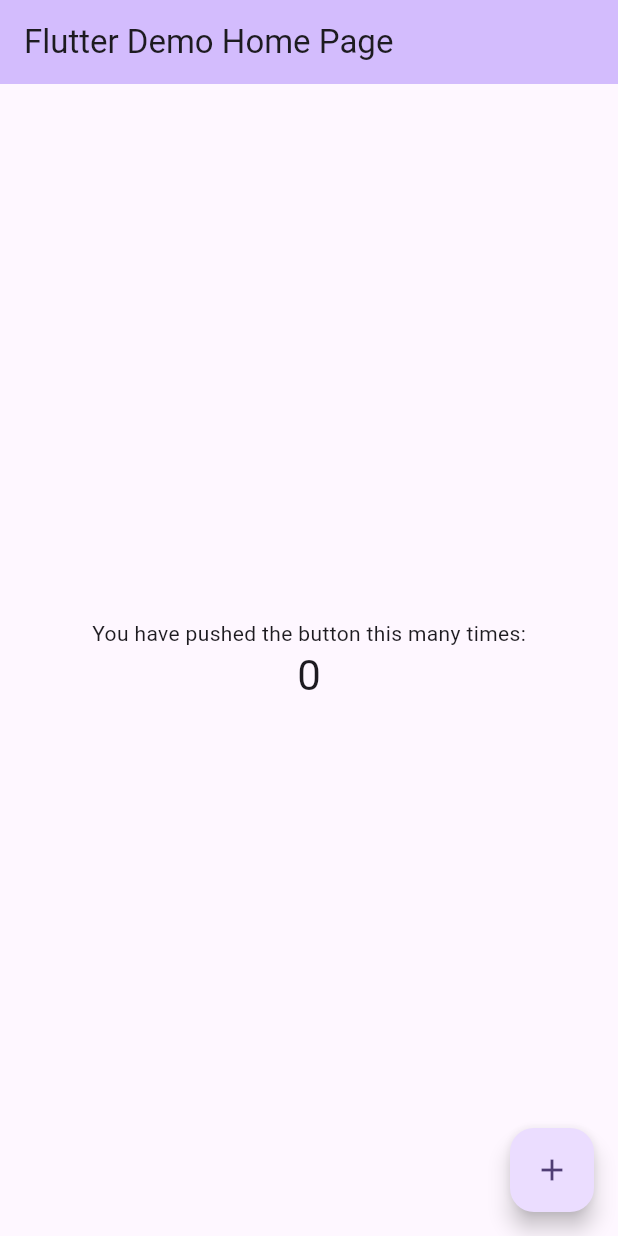
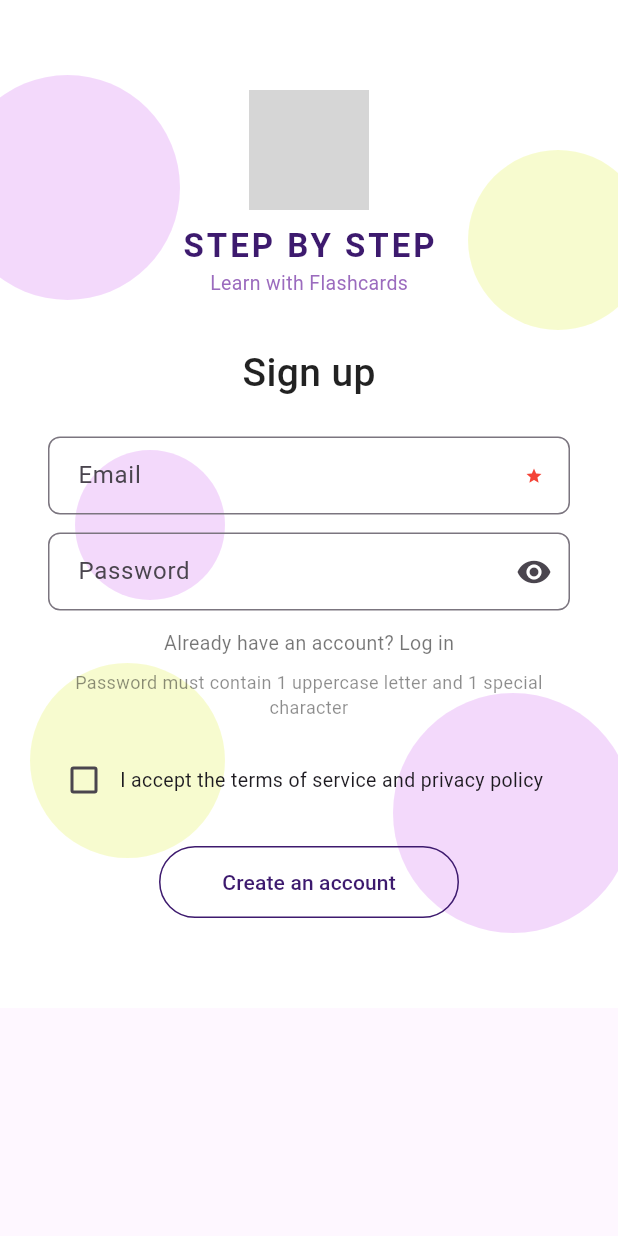
Before and after one commit to liorenline/Stepbystep-application, a Flutter app: the screen it shows after launch, on a phone screen of 412 x 824 dp. Run offline on Flutter 3.47's test engine with Material 3 defaults, Android fonts, the phone set to English and light mode, and no system bars; grey boxes are pictures that could not be loaded.

Commit message:
added sigh up screen

```diff
--- a/lib/main.dart
+++ b/lib/main.dart
@@ -1,4 +1,5 @@
 import 'package:flutter/material.dart';
+import 'pages/sign_up_screen.dart';
 
 void main() {
   runApp(const MyApp());
@@ -7,116 +8,16 @@ void main() {
 class MyApp extends StatelessWidget {
   const MyApp({super.key});
 
-  // This widget is the root of your application.
   @override
   Widget build(BuildContext context) {
     return MaterialApp(
-      title: 'Flutter Demo',
+      title: 'Step By Step',
+      debugShowCheckedModeBanner: false,
       theme: ThemeData(
-        // This is the theme of your application.
-        //
-        // TRY THIS: Try running your application with "flutter run". You'll see
-        // the application has a purple toolbar. Then, without quitting the app,
-        // try changing the seedColor in the colorScheme below to Colors.green
-        // and then invoke "hot reload" (save your changes or press the "hot
-        // reload" button in a Flutter-supported IDE, or press "r" if you used
-        // the command line to start the app).
-        //
-        // Notice that the counter didn't reset back to zero; the application
-        // state is not lost during the reload. To reset the state, use hot
-        // restart instead.
-        //
-        // This works for code too, not just values: Most code changes can be
-        // tested with just a hot reload.
-        colorScheme: .fromSeed(seedColor: Colors.deepPurple),
+        colorScheme: ColorScheme.fromSeed(seedColor: Color(0xFF3D1A6E)),
+        useMaterial3: true,
       ),
-      home: const MyHomePage(title: 'Flutter Demo Home Page'),
+      home: SignUpScreen(),
     );
   }
 }
-
-class MyHomePage extends StatefulWidget {
-  const MyHomePage({super.key, required this.title});
-
-  // This widget is the home page of your application. It is stateful, meaning
-  // that it has a State object (defined below) that contains fields that affect
-  // how it looks.
-
-  // This class is the configuration for the state. It holds the values (in this
-  // case the title) provided by the parent (in this case the App widget) and
-  // used by the build method of the State. Fields in a Widget subclass are
-  // always marked "final".
-
-  final String title;
-
-  @override
-  State<MyHomePage> createState() => _MyHomePageState();
-}
-
-class _MyHomePageState extends State<MyHomePage> {
-  int _counter = 0;
-
-  void _incrementCounter() {
-    setState(() {
-      // This call to setState tells the Flutter framework that something has
-      // changed in this State, which causes it to rerun the build method below
-      // so that the display can reflect the updated values. If we changed
-      // _counter without calling setState(), then the build method would not be
-      // called again, and so nothing would appear to happen.
-      _counter++;
-    });
-  }
-
-  @override
-  Widget build(BuildContext context) {
-    // This method is rerun every time setState is called, for instance as done
-    // by the _incrementCounter method above.
-    //
-    // The Flutter framework has been optimized to make rerunning build methods
-    // fast, so that you can just rebuild anything that needs updating rather
-    // than having to individually change instances of widgets.
-    return Scaffold(
-      appBar: AppBar(
-        // TRY THIS: Try changing the color here to a specific color (to
-        // Colors.amber, perhaps?) and trigger a hot reload to see the AppBar
-        // change color while the other colors stay the same.
-        backgroundColor: Theme.of(context).colorScheme.inversePrimary,
-        // Here we take the value from the MyHomePage object that was created by
-        // the App.build method, and use it to set our appbar title.
-        title: Text(widget.title),
-      ),
-      body: Center(
-        // Center is a layout widget. It takes a single child and positions it
-        // in the middle of the parent.
-        child: Column(
-          // Column is also a layout widget. It takes a list of children and
-          // arranges them vertically. By default, it sizes itself to fit its
-          // children horizontally, and tries to be as tall as its parent.
-          //
-          // Column has various properties to control how it sizes itself and
-          // how it positions its children. Here we use mainAxisAlignment to
-          // center the children vertically; the main axis here is the vertical
-          // axis because Columns are vertical (the cross axis would be
-          // horizontal).
-          //
-          // TRY THIS: Invoke "debug painting" (choose the "Toggle Debug Paint"
-          // action in the IDE, or press "p" in the console), to see the
-          // wireframe for each widget.
-          mainAxisAlignment: .center,
-          children: [
-            const Text('You have pushed the button this many times:'),
-            Text(
-              '$_counter',
-              style: Theme.of(context).textTheme.headlineMedium,
-            ),
-          ],
-        ),
-      ),
-      floatingActionButton: FloatingActionButton(
-        onPressed: _incrementCounter,
-        tooltip: 'Increment',
-        child: const Icon(Icons.add),
-      ),
-    );
-  }
-}
--- /dev/null
+++ b/lib/pages/sign_up_screen.dart
@@ -0,0 +1,187 @@
+import 'package:flutter/material.dart';
+
+class SignUpScreen extends StatefulWidget {
+  @override
+  _SignUpScreenState createState() => _SignUpScreenState();
+}
+
+class _SignUpScreenState extends State<SignUpScreen> {
+  final _emailController = TextEditingController();
+  final _passwordController = TextEditingController();
+  bool _obscurePassword = true;
+  bool _acceptedTerms = false;
+
+  @override
+  Widget build(BuildContext context) {
+    return Scaffold(
+      body: Container(
+        decoration: BoxDecoration(
+          color: Colors.white,
+        ),
+        child: Stack(
+          children: [
+            // Фонові кола
+            _buildBlob(top: 50, left: -30, color: Color(0xFFE8B4F8), size: 150),
+            _buildBlob(top: 100, right: -20, color: Color(0xFFF0F8A0), size: 120),
+            _buildBlob(bottom: 100, left: 20, color: Color(0xFFF0F8A0), size: 130),
+            _buildBlob(bottom: 50, right: -10, color: Color(0xFFE8B4F8), size: 160),
+            _buildBlob(top: 300, left: 50, color: Color(0xFFE8B4F8), size: 100),
+
+            // Контент
+            SafeArea(
+              child: SingleChildScrollView(
+                padding: EdgeInsets.symmetric(horizontal: 32, vertical: 20),
+                child: Column(
+                  children: [
+                    SizedBox(height: 40),
+
+                    // Логотип
+                    Image.asset('assets/logo.png', height: 80),
+                    SizedBox(height: 8),
+                    Text(
+                      'STEP BY STEP',
+                      style: TextStyle(
+                        fontSize: 22,
+                        fontWeight: FontWeight.bold,
+                        color: Color(0xFF3D1A6E),
+                        letterSpacing: 2,
+                      ),
+                    ),
+                    Text(
+                      'Learn with Flashcards',
+                      style: TextStyle(
+                        fontSize: 13,
+                        color: Color(0xFF9B6BBE),
+                      ),
+                    ),
+
+                    SizedBox(height: 32),
+
+                    Text(
+                      'Sign up',
+                      style: TextStyle(
+                        fontSize: 26,
+                        fontWeight: FontWeight.w500,
+                        color: Colors.black87,
+                      ),
+                    ),
+
+                    SizedBox(height: 24),
+
+                    // Email
+                    TextField(
+                      controller: _emailController,
+                      decoration: InputDecoration(
+                        hintText: 'Email',
+                        suffixIcon: Icon(Icons.star, size: 12, color: Colors.red),
+                        border: OutlineInputBorder(
+                          borderRadius: BorderRadius.circular(8),
+                        ),
+                        contentPadding: EdgeInsets.symmetric(horizontal: 16, vertical: 14),
+                      ),
+                    ),
+
+                    SizedBox(height: 12),
+
+                    // Password
+                    TextField(
+                      controller: _passwordController,
+                      obscureText: _obscurePassword,
+                      decoration: InputDecoration(
+                        hintText: 'Password',
+                        suffixIcon: IconButton(
+                          icon: Icon(_obscurePassword ? Icons.visibility : Icons.visibility_off),
+                          onPressed: () => setState(() => _obscurePassword = !_obscurePassword),
+                        ),
+                        border: OutlineInputBorder(
+                          borderRadius: BorderRadius.circular(8),
+                        ),
+                        contentPadding: EdgeInsets.symmetric(horizontal: 16, vertical: 14),
+                      ),
+                    ),
+
+                    SizedBox(height: 12),
+
+                    // Вже є акаунт
+                    GestureDetector(
+                      onTap: () {
+                        // Navigator.push до LoginScreen
+                      },
+                      child: Text(
+                        'Already have an account? Log in',
+                        style: TextStyle(fontSize: 13, color: Colors.black54),
+                      ),
+                    ),
+
+                    SizedBox(height: 8),
+
+                    Text(
+                      'Password must contain 1 uppercase letter and 1 special character',
+                      textAlign: TextAlign.center,
+                      style: TextStyle(fontSize: 12, color: Colors.black45),
+                    ),
+
+                    SizedBox(height: 16),
+
+                    // Чекбокс
+                    Row(
+                      children: [
+                        Checkbox(
+                          value: _acceptedTerms,
+                          onChanged: (val) => setState(() => _acceptedTerms = val!),
+                        ),
+                        Expanded(
+                          child: Text(
+                            'I accept the terms of service and privacy policy',
+                            style: TextStyle(fontSize: 13),
+                          ),
+                        ),
+                      ],
+                    ),
+
+                    SizedBox(height: 20),
+
+                    // Кнопка
+                    OutlinedButton(
+                      onPressed: _acceptedTerms ? () {
+                        // логіка реєстрації
+                      } : null,
+                      style: OutlinedButton.styleFrom(
+                        minimumSize: Size(200, 48),
+                        shape: StadiumBorder(),
+                        side: BorderSide(color: Color(0xFF3D1A6E)),
+                      ),
+                      child: Text(
+                        'Create an account',
+                        style: TextStyle(color: Color(0xFF3D1A6E)),
+                      ),
+                    ),
+
+                    SizedBox(height: 40),
+                  ],
+                ),
+              ),
+            ),
+          ],
+        ),
+      ),
+    );
+  }
+
+  Widget _buildBlob({double? top, double? bottom, double? left, double? right, required Color color, required double size}) {
+    return Positioned(
+      top: top,
+      bottom: bottom,
+      left: left,
+      right: right,
+      child: Container(
+        width: size,
+        height: size,
+        decoration: BoxDecoration(
+          shape: BoxShape.circle,
+          color: color.withOpacity(0.5),
+        ),
+      ),
+    );
+  }
+}
--- a/lib/pages/signup.dart
+++ /dev/null
@@ -1 +0,0 @@
-import 'package:flutter/material.dart';
```
